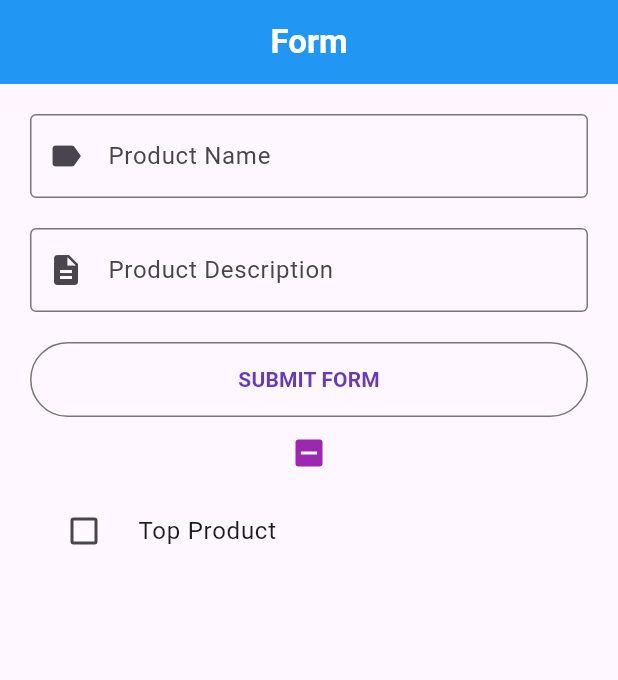
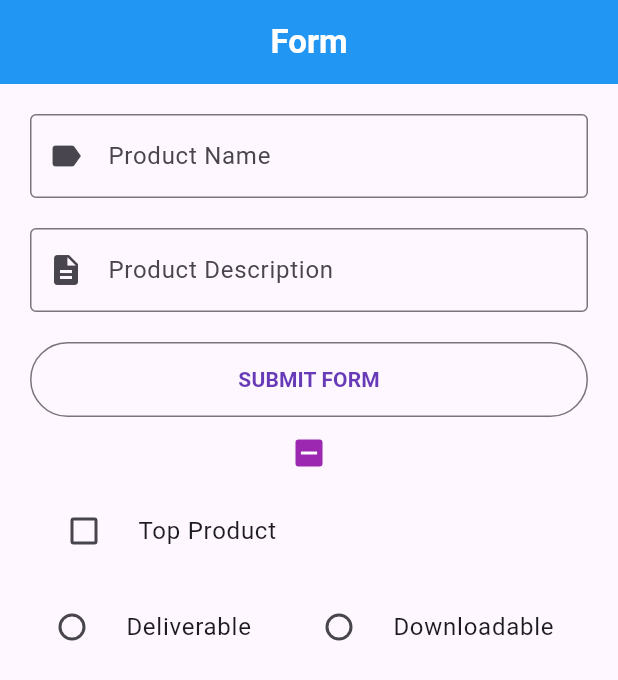
Before and after one commit to IreshEranga/Stateful_Widgets, a Flutter app: the screen it shows after launch, on a phone screen of 412 x 824 dp. Shown: the top 680 px of the screen. Run offline on Flutter 3.47's test engine with Material 3 defaults, Android fonts, the phone set to English and light mode, and no system bars.

```diff
--- a/lib/form.dart
+++ b/lib/form.dart
@@ -1,5 +1,7 @@
 import 'package:flutter/material.dart';
 import 'package:stateful_widgets/details.dart';
+
+enum ProductTypeEnum { Downloadable, Deliverable }
 
 class MyForm extends StatefulWidget {
   const MyForm({super.key});
@@ -12,6 +14,7 @@ class _MyFormState extends State<MyForm> {
   final _productController = TextEditingController();
   final _productDesController = TextEditingController();
   bool? _checkBox, _listTileCheckBox = false;
+  ProductTypeEnum? _productTypeEnum;
 
   @override
   void dispose() {
@@ -79,15 +82,18 @@ class _MyFormState extends State<MyForm> {
 
             //1.checkBox
             Checkbox(
-                tristate: true,
-                checkColor: Colors.white,
-                activeColor: Colors.purple,
-                value: _checkBox,
-                onChanged: (val) {
-                  setState(() {
+              tristate: true,
+              checkColor: Colors.white,
+              activeColor: Colors.purple,
+              value: _checkBox,
+              onChanged: (val) {
+                setState(
+                  () {
                     _checkBox = val;
-                  });
-                }),
+                  },
+                );
+              },
+            ),
 
             //2. check box list tile
             CheckboxListTile(
@@ -106,6 +112,47 @@ class _MyFormState extends State<MyForm> {
               //leading check box
               controlAffinity: ListTileControlAffinity.leading,
             ),
+
+            //3. Radio btns
+
+            Padding(
+              padding: const EdgeInsets.all(8.0),
+              child: Row(
+                children: [
+                  Expanded(
+                    child: RadioListTile<ProductTypeEnum>(
+                      contentPadding: EdgeInsets.all(0.0),
+                      title: Text(ProductTypeEnum.Deliverable.name),
+                      value: ProductTypeEnum.Deliverable,
+                      groupValue: _productTypeEnum,
+                      onChanged: (val) {
+                        setState(
+                              () {
+                            _productTypeEnum = val;
+                          },
+                        );
+                      },
+                    ),
+                  ),
+                  Expanded(
+                    child: RadioListTile<ProductTypeEnum>(
+                      contentPadding: EdgeInsets.all(0.0),
+                      title: Text(ProductTypeEnum.Downloadable.name),
+                      value: ProductTypeEnum.Downloadable,
+                      groupValue: _productTypeEnum,
+                      onChanged: (val) {
+                        setState(
+                              () {
+                            _productTypeEnum = val;
+                          },
+                        );
+                      },
+                    ),
+                  ),
+                ],
+              ),
+            )
+
           ],
         ),
       ),
```
